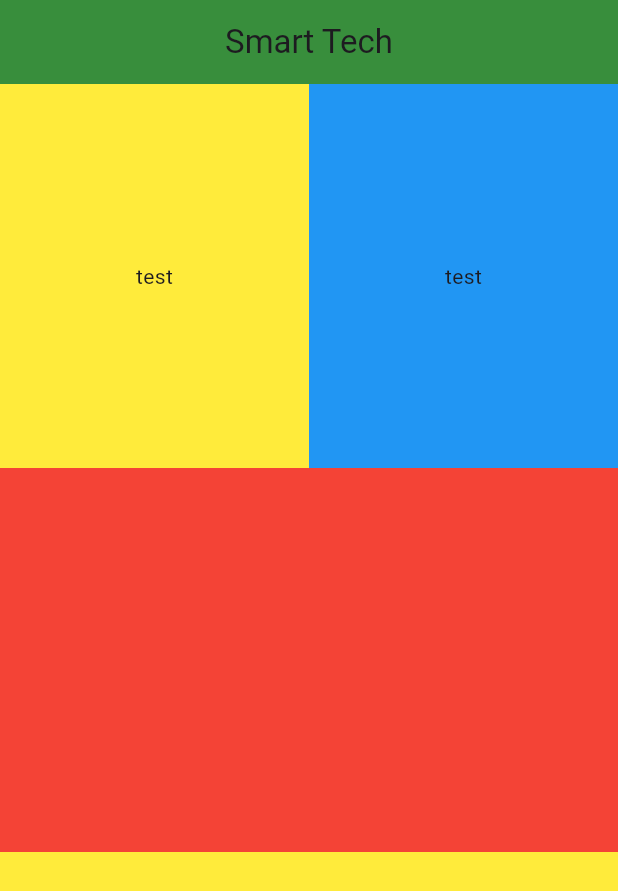
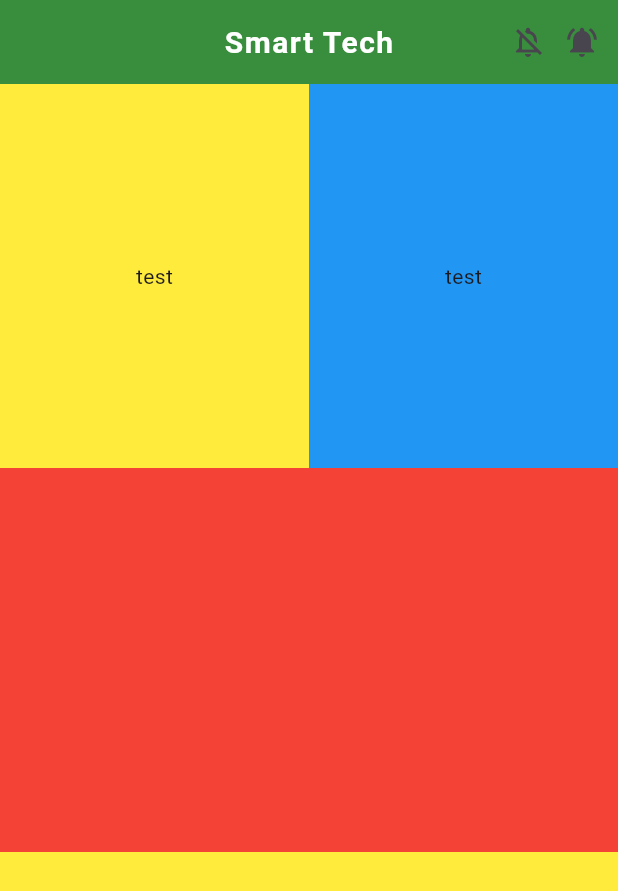
Before and after one commit to bouaziz-mohamed-amine/Smart-Tech, a Flutter app: the screen it shows after launch, on a phone screen of 412 x 824 dp. Shown: the top 891 px of the screen. Run offline on Flutter 3.47's test engine with Material 3 defaults, Android fonts, the phone set to English and light mode, and no system bars.

Commit message:
add   TextStyle Icon&IconButton to App Bar

```diff
--- a/lib/HomePage.dart
+++ b/lib/HomePage.dart
@@ -13,8 +13,21 @@ class _HomePageState extends State<HomePage> {
     return Scaffold(
       appBar: AppBar(
         centerTitle: true,
-        title: Text("Smart Tech"),
+        title: Text("Smart Tech",
+          style: TextStyle(
+              color: Colors.white,
+              fontWeight: FontWeight.bold,
+              fontSize: 20,
+              letterSpacing: 1,
+          ),
+        ),
         backgroundColor: Colors.green.shade700,
+        actions: [
+          Icon(Icons.notifications_off_outlined),
+          IconButton(
+              onPressed: ()=>{},
+              icon: Icon(Icons.notifications_active),)
+        ],
       ),
       body: Container(
         width: double.infinity,
```
